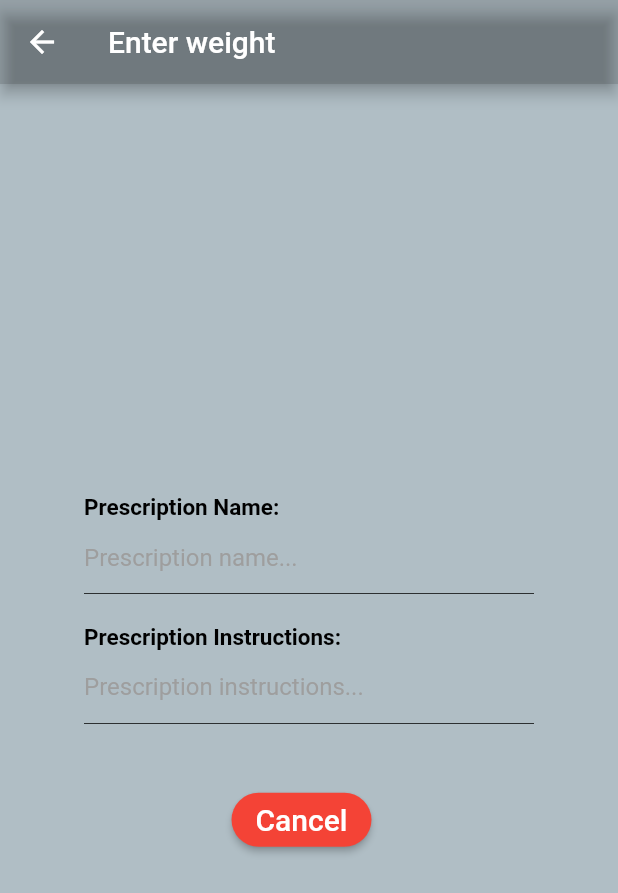
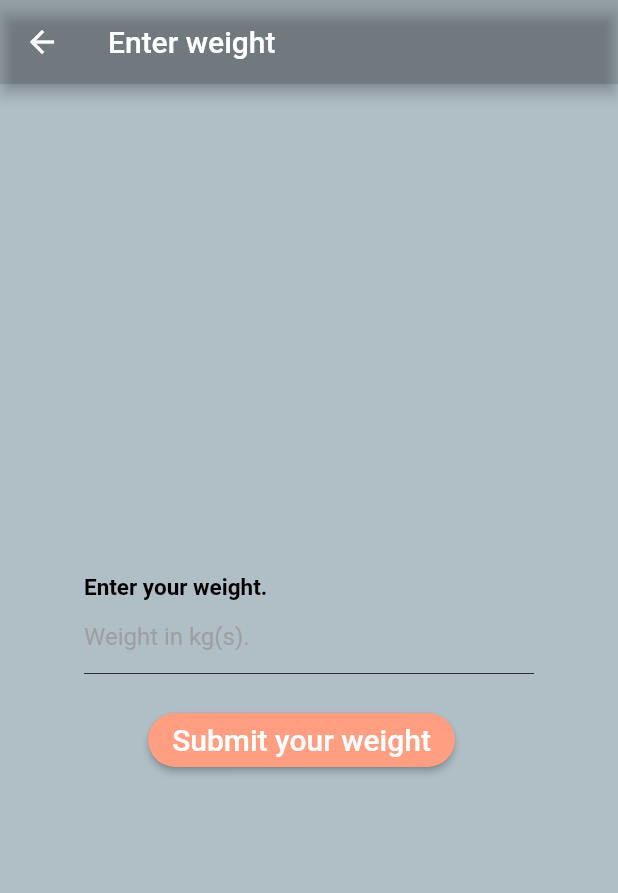
Before and after one commit to doctorlloyd/weight-tracker, a Flutter app: the Weight screen opened directly, on a phone screen of 412 x 824 dp. Shown: the top 893 px of the screen. Run offline on Flutter 3.47's test engine with Material 2 defaults, Android fonts, the light colour scheme and no system bars; our stand-ins replace localstorage; accounts and stored records are empty.

Commit message:
UPDATE:: added a creen to enter weight

```diff
--- a/mobile/lib/widget/enter_weight.dart
+++ b/mobile/lib/widget/enter_weight.dart
@@ -6,8 +6,7 @@ class Weight extends StatefulWidget {
 }
 
 class _Weight extends State<Weight> {
-  TextEditingController prescriptionInstructions = TextEditingController();
-  TextEditingController prescriptionName = TextEditingController();
+  TextEditingController enteredWeightController = TextEditingController();
 
   @override
   Widget build(BuildContext context) {
@@ -18,7 +17,6 @@ class _Weight extends State<Weight> {
         backgroundColor: Colors.black12,
       ),
       body: Container(
-        // decoration: activityHeartRateCardDecoration,
         padding: EdgeInsets.all(16.0),
         child: Align(
           alignment: Alignment.center,
@@ -32,7 +30,7 @@ class _Weight extends State<Weight> {
                       padding: const EdgeInsets.only(
                           left: 40.0, right: 40.0, top: 20.0),
                       child: new Text(
-                        "Prescription Name:",
+                        "Enter your weight.",
                         style: TextStyle(
                           fontWeight: FontWeight.bold,
                           color: Colors.black,
@@ -61,66 +59,12 @@ class _Weight extends State<Weight> {
                   children: <Widget>[
                     new Expanded(
                       child: TextField(
-                        controller: prescriptionName,
+                        controller: enteredWeightController,
                         textAlign: TextAlign.left,
                         decoration: InputDecoration(
                           border: InputBorder.none,
-                          hintText: 'Prescription name...',
+                          hintText: 'Weight in kg(s).',
                           hintStyle: TextStyle(color: Colors.grey),
-                        ),
-                      ),
-                    ),
-                  ],
-                ),
-              ),
-              new Row(
-                children: <Widget>[
-                  new Expanded(
-                    child: new Padding(
-                      padding: const EdgeInsets.only(
-                          left: 40.0, right: 40.0, top: 20.0),
-                      child: new Text(
-                        "Prescription Instructions:",
-                        style: TextStyle(
-                          fontWeight: FontWeight.bold,
-                          color: Colors.black,
-                          fontSize: 15.0,
-                        ),
-                      ),
-                    ),
-                  ),
-                ],
-              ),
-              new Container(
-                width: MediaQuery.of(context).size.width,
-                margin: EdgeInsets.only(left: 40.0, right: 40.0, bottom: 40.0),
-                alignment: Alignment.center,
-                decoration: BoxDecoration(
-                  border: Border(
-                    bottom: BorderSide(
-                        color: Colors.black,
-                        width: 0.5,
-                        style: BorderStyle.solid),
-                  ),
-                ),
-                padding: EdgeInsets.only(
-                  left: 0.0,
-                  right: 10.0,
-                ),
-                child: new Row(
-                  crossAxisAlignment: CrossAxisAlignment.center,
-                  mainAxisAlignment: MainAxisAlignment.start,
-                  children: <Widget>[
-                    new Expanded(
-                      child: TextField(
-                        controller: prescriptionInstructions,
-                        textAlign: TextAlign.left,
-                        decoration: InputDecoration(
-                          border: InputBorder.none,
-                          hintText: 'Prescription instructions...',
-                          hintStyle: TextStyle(
-                            color: Colors.grey,
-                          ),
                         ),
                       ),
                     ),
@@ -129,7 +73,7 @@ class _Weight extends State<Weight> {
               ),
               new Container(
                 width: MediaQuery.of(context).size.width,
-                margin: EdgeInsets.only(left: 40.0, right: 40.0),
+                margin: EdgeInsets.only(left: 20.0, right: 20.0, top: 20.0),
                 alignment: Alignment.center,
                 child: Row(
                   crossAxisAlignment: CrossAxisAlignment.center,
@@ -137,12 +81,12 @@ class _Weight extends State<Weight> {
                   children: <Widget>[
                     RaisedButton(
                       shape: StadiumBorder(),
-                      color: Colors.red,
+                      color: Colors.deepOrangeAccent[100],
                       textColor: Colors.white,
                       onPressed: () {
-                        Navigator.pop(context);
+
                       },
-                      child: Text('Cancel', style: TextStyle(fontSize: 20)),
+                      child: Text('Submit your weight', style: TextStyle(fontSize: 20)),
                     ),
                     SizedBox(width: 10),
                   ],
--- a/mobile/lib/widget/list_of_weight.dart
+++ b/mobile/lib/widget/list_of_weight.dart
@@ -74,19 +74,46 @@ class _WeightList extends State<WeightList> {
       itemCount: weightList.length,
       itemBuilder: (context, index) {
         final item = weightList[index];
-        return designedCard(item);
+
+        // return Dismissible(
+        //   key: Key(item.weight),
+        //   onDismissed: (direction) {
+        //     setState(
+        //       () {
+        //         weightList.removeAt(index);
+        //       },
+        //     );
+        //   },
+        //   background: Container(color: Colors.red),
+        //   child: ListTile(
+        //     title: Text('${item.weight}'),
+        //   ),
+        // );
+        return Card(
+          elevation: 4,
+          shadowColor: Colors.greenAccent,
+          child: Container(
+            child: Padding(
+              padding: EdgeInsets.all(12.0),
+              child: InkWell(
+                onTap: () {
+                  //TODO edit
+                },
+                onLongPress: (){
+                  //TODO delete
+                },
+                child: Column(
+                  crossAxisAlignment: CrossAxisAlignment.start,
+                  children: <Widget>[
+                    Text('Date: ${item.dateEntered}'),
+                    Text('Weight: ${item.weight}'),
+                  ],
+                ),
+              ),
+            ),
+          ),
+        );
       },
     );
   }
-
-  Widget designedCard(Weight weight) {
-    return Card(
-      child: Column(
-        children: <Widget>[
-          Text('Date: ${weight.dateEntered}'),
-          Text('Weight: ${weight.weight}'),
-        ],
-      ),
-    );
-  }
 }
```
Also changed, not shown: 1 other file.
